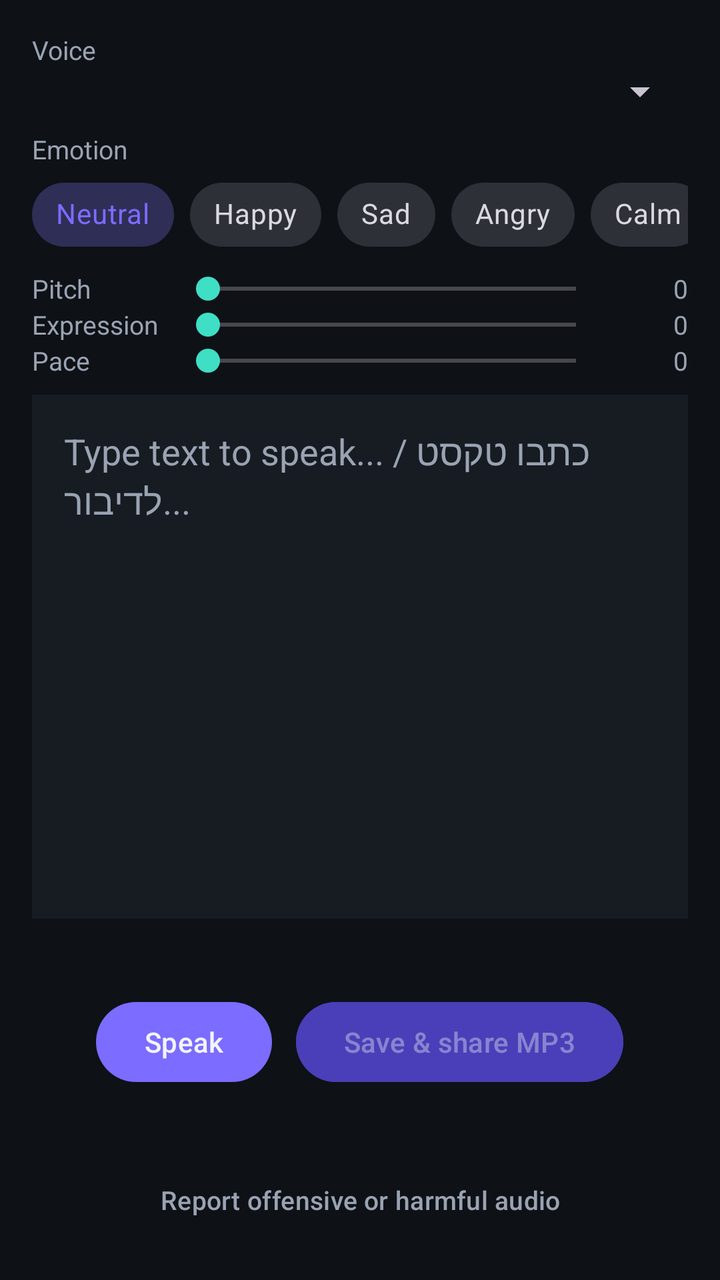
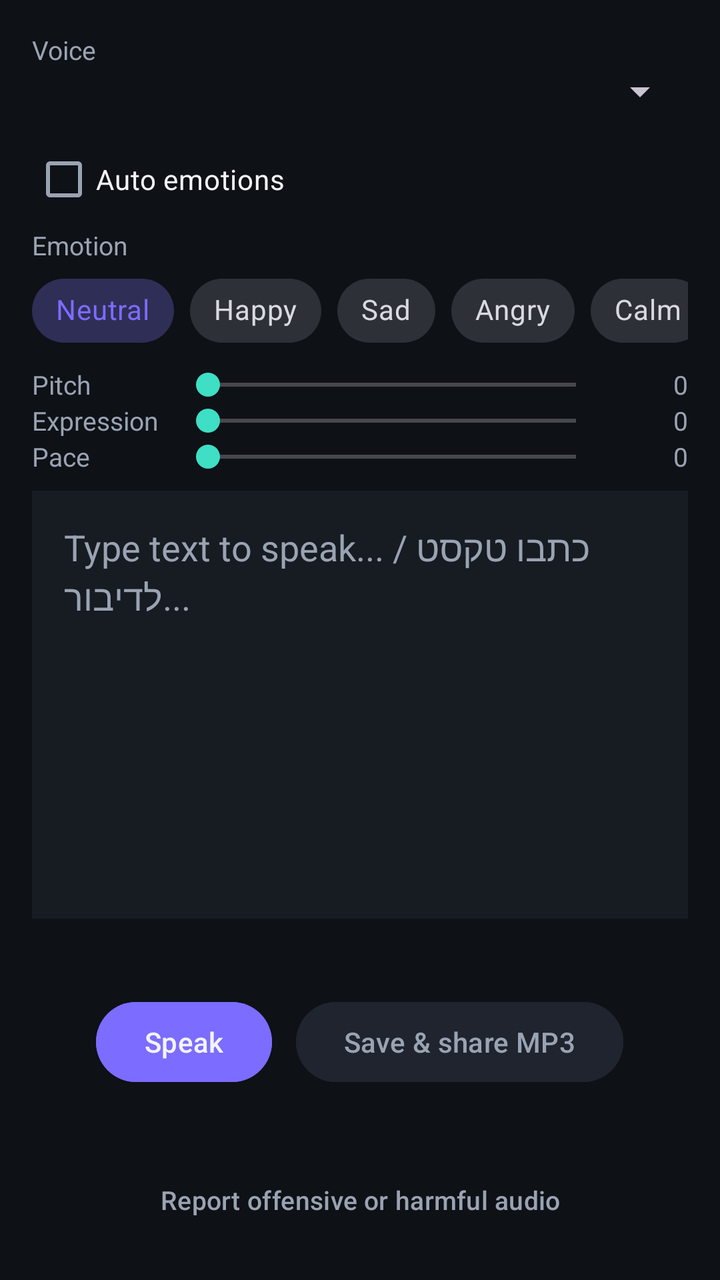

An Android layout rendered at two revisions. The XML below is the earlier revision; the diff shows what the commit changed to produce the second picture.
<!-- AndroidManifest.xml: application theme Theme.VoiceReps -->
<!-- res/layout/fragment_speak.xml -->
<?xml version="1.0" encoding="utf-8"?>
<ScrollView xmlns:android="http://schemas.android.com/apk/res/android"
    xmlns:app="http://schemas.android.com/apk/res-auto"
    android:layout_width="match_parent" android:layout_height="match_parent"
    android:fillViewport="true" android:clipToPadding="false">

<LinearLayout
    android:layout_width="match_parent" android:layout_height="wrap_content"
    android:orientation="vertical" android:padding="16dp">

    <TextView android:layout_width="wrap_content" android:layout_height="wrap_content"
        android:text="Voice" android:textColor="@color/text_secondary" android:textSize="13sp" />
    <Spinner android:id="@+id/voice_spinner" android:layout_width="match_parent"
        android:layout_height="wrap_content" android:layout_marginBottom="8dp" />

    <TextView android:layout_width="wrap_content" android:layout_height="wrap_content"
        android:text="Emotion" android:textColor="@color/text_secondary" android:textSize="13sp" />
    <HorizontalScrollView android:layout_width="match_parent" android:layout_height="wrap_content"
        android:scrollbars="none" android:layout_marginBottom="4dp">
        <com.google.android.material.chip.ChipGroup android:id="@+id/emotion_chips"
            android:layout_width="wrap_content" android:layout_height="wrap_content"
            app:singleLine="true" app:singleSelection="true" app:selectionRequired="true"
            app:checkedChip="@+id/chip_neutral">
            <com.google.android.material.chip.Chip android:id="@+id/chip_neutral"
                style="@style/Widget.MaterialComponents.Chip.Choice" android:layout_width="wrap_content"
                android:layout_height="wrap_content" android:text="Neutral" />
            <com.google.android.material.chip.Chip style="@style/Widget.MaterialComponents.Chip.Choice"
                android:layout_width="wrap_content" android:layout_height="wrap_content" android:text="Happy" />
            <com.google.android.material.chip.Chip style="@style/Widget.MaterialComponents.Chip.Choice"
                android:layout_width="wrap_content" android:layout_height="wrap_content" android:text="Sad" />
            <com.google.android.material.chip.Chip style="@style/Widget.MaterialComponents.Chip.Choice"
                android:layout_width="wrap_content" android:layout_height="wrap_content" android:text="Angry" />
            <com.google.android.material.chip.Chip style="@style/Widget.MaterialComponents.Chip.Choice"
                android:layout_width="wrap_content" android:layout_height="wrap_content" android:text="Calm" />
            <com.google.android.material.chip.Chip style="@style/Widget.MaterialComponents.Chip.Choice"
                android:layout_width="wrap_content" android:layout_height="wrap_content" android:text="Excited" />
            <com.google.android.material.chip.Chip style="@style/Widget.MaterialComponents.Chip.Choice"
                android:layout_width="wrap_content" android:layout_height="wrap_content" android:text="Whisper" />
        </com.google.android.material.chip.ChipGroup>
    </HorizontalScrollView>

    <LinearLayout android:layout_width="match_parent" android:layout_height="wrap_content"
        android:orientation="horizontal" android:gravity="center_vertical">
        <TextView android:layout_width="72dp" android:layout_height="wrap_content"
            android:text="Pitch" android:textColor="@color/text_secondary" android:textSize="13sp" />
        <SeekBar android:id="@+id/pitch_bar" android:layout_width="0dp" android:layout_weight="1"
            android:layout_height="wrap_content" />
        <TextView android:id="@+id/pitch_val" android:layout_width="40dp" android:layout_height="wrap_content"
            android:gravity="end" android:text="0" android:textColor="@color/text_secondary" android:textSize="13sp" />
    </LinearLayout>
    <LinearLayout android:layout_width="match_parent" android:layout_height="wrap_content"
        android:orientation="horizontal" android:gravity="center_vertical">
        <TextView android:layout_width="72dp" android:layout_height="wrap_content"
            android:text="Expression" android:textColor="@color/text_secondary" android:textSize="13sp" />
        <SeekBar android:id="@+id/expression_bar" android:layout_width="0dp" android:layout_weight="1"
            android:layout_height="wrap_content" />
        <TextView android:id="@+id/expression_val" android:layout_width="40dp" android:layout_height="wrap_content"
            android:gravity="end" android:text="0" android:textColor="@color/text_secondary" android:textSize="13sp" />
    </LinearLayout>
    <LinearLayout android:layout_width="match_parent" android:layout_height="wrap_content"
        android:orientation="horizontal" android:gravity="center_vertical" android:layout_marginBottom="8dp">
        <TextView android:layout_width="72dp" android:layout_height="wrap_content"
            android:text="Pace" android:textColor="@color/text_secondary" android:textSize="13sp" />
        <SeekBar android:id="@+id/pace_bar" android:layout_width="0dp" android:layout_weight="1"
            android:layout_height="wrap_content" />
        <TextView android:id="@+id/pace_val" android:layout_width="40dp" android:layout_height="wrap_content"
            android:gravity="end" android:text="0" android:textColor="@color/text_secondary" android:textSize="13sp" />
    </LinearLayout>

    <com.google.android.material.textfield.TextInputEditText android:id="@+id/speak_input"
        android:layout_width="match_parent" android:layout_height="0dp" android:layout_weight="1"
        android:minHeight="180dp" android:gravity="top" android:hint="Type text to speak... / כתבו טקסט לדיבור..."
        android:background="@color/surface" android:padding="16dp"
        android:textColor="@color/text_primary" android:textColorHint="@color/text_secondary" />

    <TextView android:id="@+id/lang_hint" android:layout_width="wrap_content"
        android:layout_height="wrap_content" android:textColor="@color/teal" android:textSize="13sp"
        android:layout_marginTop="8dp" />

    <LinearLayout android:layout_width="match_parent" android:layout_height="wrap_content"
        android:orientation="horizontal" android:gravity="center" android:layout_marginTop="12dp">
        <Button android:id="@+id/speak_button" android:layout_width="wrap_content"
            android:layout_height="wrap_content" android:text="Speak" android:layout_marginEnd="12dp" />
        <Button android:id="@+id/save_button" android:layout_width="wrap_content"
            android:layout_height="wrap_content" android:text="Save &amp; share MP3"
            android:backgroundTint="@color/accent_dim" android:enabled="false" />
    </LinearLayout>

    <TextView android:id="@+id/speak_status" android:layout_width="wrap_content"
        android:layout_height="wrap_content" android:layout_gravity="center" android:gravity="center"
        android:textColor="@color/text_secondary" android:layout_marginTop="12dp" android:textSize="14sp" />

    <Button android:id="@+id/report_button" style="@style/Widget.Material3.Button.TextButton"
        android:layout_width="wrap_content" android:layout_height="wrap_content"
        android:layout_gravity="center" android:text="@string/report_audio"
        android:textColor="@color/text_secondary" android:textSize="13sp" />
</LinearLayout>

</ScrollView>
<!-- resources referenced by this layout -->
<resources>
  <color name="accent_dim">#FF4A3FB8</color>
  <color name="surface">#FF171B22</color>
  <color name="teal">#FF3EDFC5</color>
  <color name="text_primary">#FFF2F4F8</color>
  <color name="text_secondary">#FF9AA3B2</color>
  <string name="report_audio">Report offensive or harmful audio</string>
  <style name="Theme.VoiceReps" parent="Theme.Material3.Dark.NoActionBar">
          <item name="colorPrimary">@color/accent</item>
          <item name="colorOnPrimary">@color/text_primary</item>
          <item name="colorSecondary">@color/teal</item>
          <item name="android:colorBackground">@color/bg</item>
          <item name="colorSurface">@color/surface</item>
          <item name="colorOnSurface">@color/text_primary</item>
          <item name="colorOnSurfaceVariant">@color/text_secondary</item>
          <item name="android:windowBackground">@color/bg</item>
      </style>
  <color name="accent">#FF7C6CFF</color>
  <color name="bg">#FF0E1116</color>
</resources>

<!-- the commit's change to res/layout/fragment_speak.xml (unified diff, before → after) -->
@@ -12,6 +12,12 @@
         android:text="Voice" android:textColor="@color/text_secondary" android:textSize="13sp" />
     <Spinner android:id="@+id/voice_spinner" android:layout_width="match_parent"
         android:layout_height="wrap_content" android:layout_marginBottom="8dp" />
+
+    <CheckBox android:id="@+id/auto_emotions" android:layout_width="wrap_content"
+        android:layout_height="48dp" android:text="Auto emotions" android:textColor="@color/text_primary" />
+    <TextView android:id="@+id/auto_emotion_status" android:layout_width="match_parent"
+        android:layout_height="wrap_content" android:textSize="12sp" android:textColor="@color/text_secondary"
+        android:visibility="gone" android:layout_marginBottom="4dp" />
 
     <TextView android:layout_width="wrap_content" android:layout_height="wrap_content"
         android:text="Emotion" android:textColor="@color/text_secondary" android:textSize="13sp" />
@@ -80,10 +86,23 @@
     <LinearLayout android:layout_width="match_parent" android:layout_height="wrap_content"
         android:orientation="horizontal" android:gravity="center" android:layout_marginTop="12dp">
         <Button android:id="@+id/speak_button" android:layout_width="wrap_content"
-            android:layout_height="wrap_content" android:text="Speak" android:layout_marginEnd="12dp" />
+            android:layout_height="wrap_content" android:text="Speak" android:layout_marginEnd="12dp"
+            android:backgroundTint="@color/action_background" android:textColor="@color/action_text" />
         <Button android:id="@+id/save_button" android:layout_width="wrap_content"
             android:layout_height="wrap_content" android:text="Save &amp; share MP3"
-            android:backgroundTint="@color/accent_dim" android:enabled="false" />
+            android:backgroundTint="@color/action_background" android:textColor="@color/action_text" android:enabled="false" />
+    </LinearLayout>
+
+    <LinearLayout android:id="@+id/playback_controls" android:layout_width="match_parent"
+        android:layout_height="wrap_content" android:orientation="horizontal" android:gravity="center"
+        android:visibility="gone">
+        <Button android:id="@+id/pause_button" android:layout_width="wrap_content"
+            android:layout_height="wrap_content" android:text="Pause" android:enabled="false"
+            android:backgroundTint="@color/action_background" android:textColor="@color/action_text"
+            android:layout_marginEnd="12dp" />
+        <Button android:id="@+id/stop_button" android:layout_width="wrap_content"
+            android:layout_height="wrap_content" android:text="Stop"
+            android:backgroundTint="@color/action_background" android:textColor="@color/action_text" />
     </LinearLayout>
 
     <TextView android:id="@+id/speak_status" android:layout_width="wrap_content"
<!-- resource entries referenced after the edit -->
@@ -1,6 +1,5 @@
 <!-- resources referenced by this layout -->
 <resources>
-  <color name="accent_dim">#FF4A3FB8</color>
   <color name="surface">#FF171B22</color>
   <color name="teal">#FF3EDFC5</color>
   <color name="text_primary">#FFF2F4F8</color>
